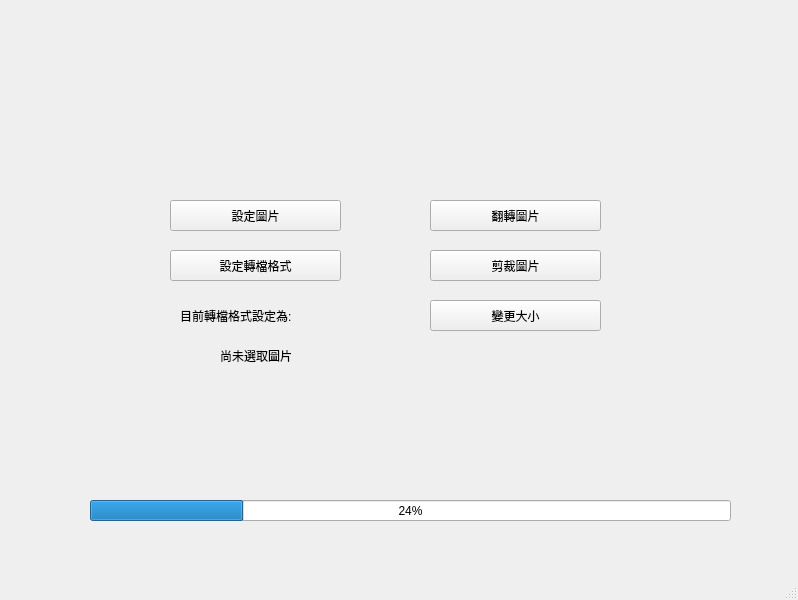
This is window.ui in DandinPower/ImageProcess as Qt 5 draws it before an edit. The edited form follows.
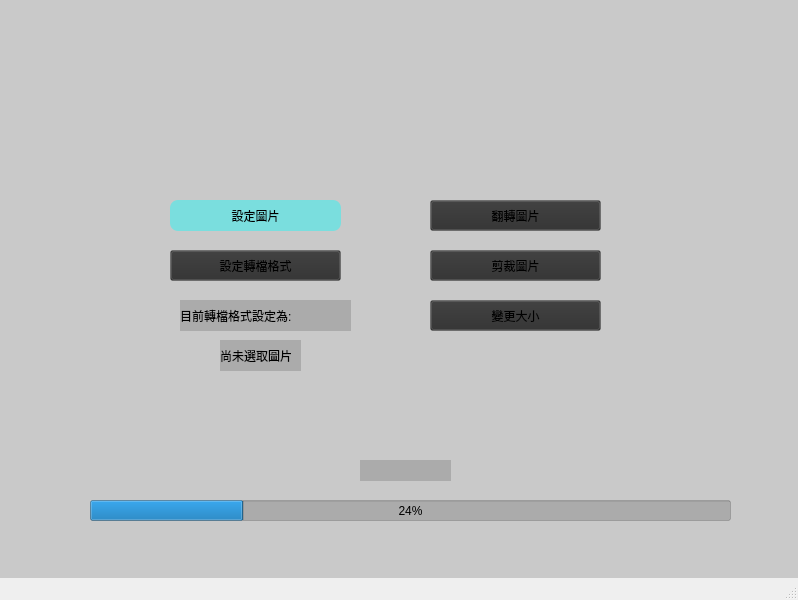
This is the edited form.

Patch:
```diff
--- a/window.ui
+++ b/window.ui
@@ -25,7 +25,16 @@
   <property name="windowTitle">
    <string>批量圖片處理器 ver.0</string>
   </property>
+  <property name="styleSheet">
+   <string notr="true"/>
+  </property>
   <widget class="QWidget" name="centralwidget">
+   <property name="styleSheet">
+    <string notr="true">QWidget
+{
+	background-color: rgba(46,46,46,50);
+}</string>
+   </property>
    <widget class="QLabel" name="mSystemHint">
     <property name="geometry">
      <rect>
@@ -126,6 +135,21 @@
       <height>31</height>
      </rect>
     </property>
+    <property name="styleSheet">
+     <string notr="true">QPushButton
+{
+	background-color: rgba(0,255,255,100);
+	border-radius:8px;
+}
+QPushButton:hover
+{
+	background-color: rgba(0,220,255,100);
+}
+QPushButton:pressed
+{
+	background-color: rgba(0,150,255,100);
+}</string>
+    </property>
     <property name="text">
      <string>設定圖片</string>
     </property>
```
